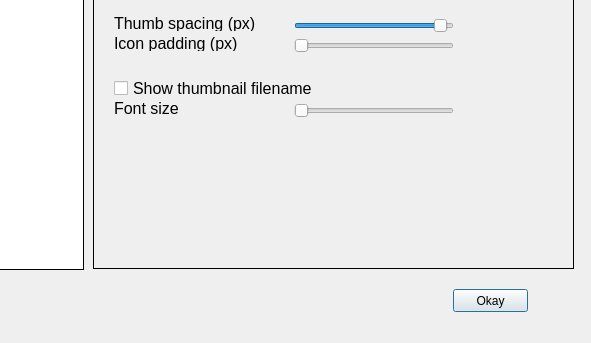
Before: the Qt Designer form prefdlg.ui in towhee/Winnow64, drawn with Qt 5; both pictures show x 117 to 708 and y 121 to 464 of the 708 by 464 pixel window.
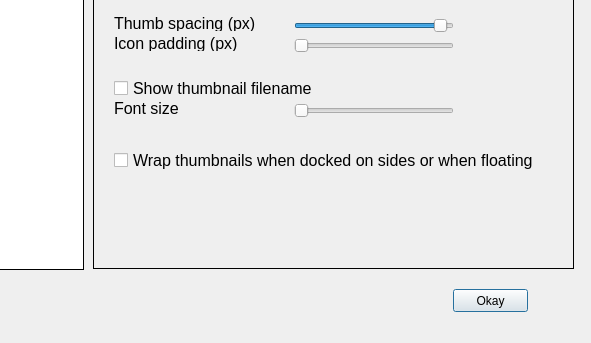
After: the same form once the commit is applied. The open tabs and pages were chosen to show the change.

What changed in the file:
```diff
--- a/prefdlg.ui
+++ b/prefdlg.ui
@@ -1072,6 +1072,19 @@
       <string>Font size</string>
      </property>
     </widget>
+    <widget class="QCheckBox" name="wrapChk">
+     <property name="geometry">
+      <rect>
+       <x>20</x>
+       <y>250</y>
+       <width>431</width>
+       <height>20</height>
+      </rect>
+     </property>
+     <property name="text">
+      <string>Wrap thumbnails when docked on sides or when floating</string>
+     </property>
+    </widget>
    </widget>
    <widget class="QWidget" name="pageThumbsGrid">
     <widget class="QLabel" name="iconWidthLbl_2">
```
Left out of the diff: 2 changed lines with no effect on the pictures.
